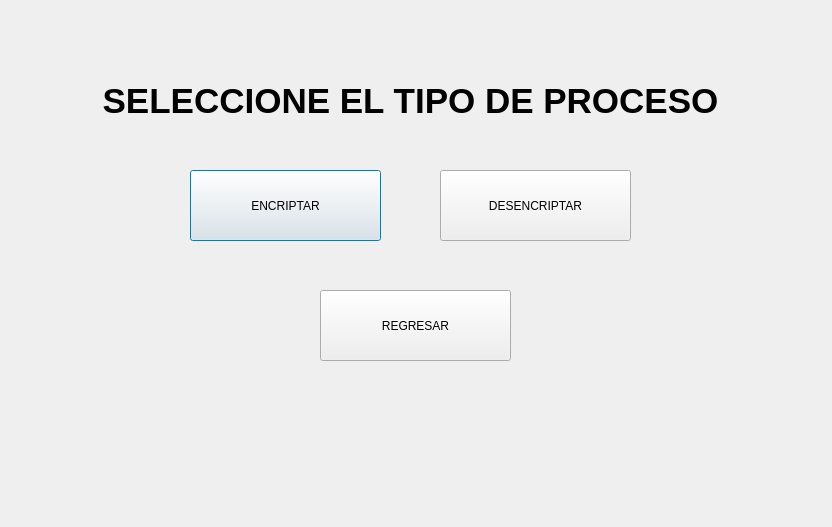
This is cipherApp/frmaccion.ui in DJCC006/cipherApp as Qt 5 draws it before an edit. The edited form follows.
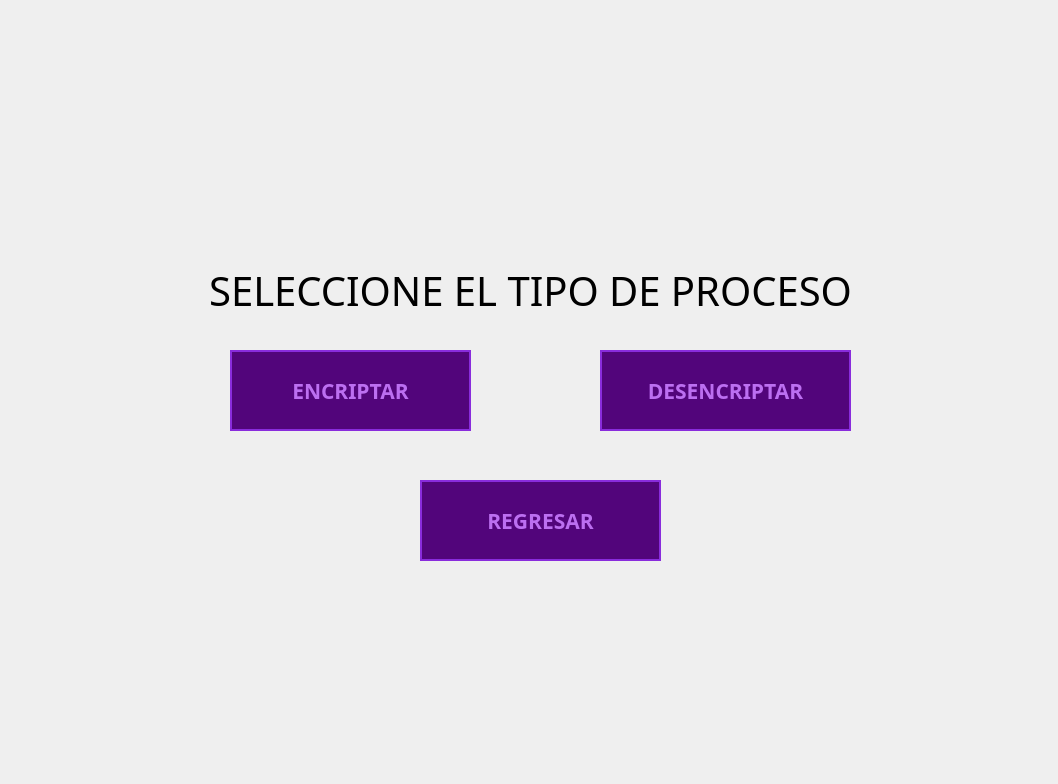
This is the edited form.

```diff
--- a/cipherApp/frmaccion.ui
+++ b/cipherApp/frmaccion.ui
@@ -6,26 +6,61 @@
    <rect>
     <x>0</x>
     <y>0</y>
-    <width>832</width>
-    <height>527</height>
+    <width>1058</width>
+    <height>784</height>
    </rect>
   </property>
   <property name="windowTitle">
    <string>Dialog</string>
   </property>
+  <property name="styleSheet">
+   <string notr="true">QPushButton {
+    background-color: #52057B;
+    color: #BC6FF1;            
+    border: 2px solid #892CDC; 
+    padding: 10px 20px;
+    font-family: VCR OSD Mono;
+    font-weight: bold;
+
+}
+
+QPushButton:hover {
+    background-color: #892CDC; 
+    color: #000000;            
+    border: 2px solid #BC6FF1; 
+}
+
+
+QPushButton:pressed {
+    background-color: #BC6FF1; 
+    color: #000000;
+    border: 2px solid #000000;
+    padding-left: 12px;        
+    padding-top: 12px;
+}
+
+
+
+
+QWidget#centralwidget, QWidget#Form {
+    background-color: #000000; 
+}
+</string>
+  </property>
   <widget class="QLabel" name="label">
    <property name="geometry">
     <rect>
-     <x>-30</x>
-     <y>70</y>
+     <x>90</x>
+     <y>260</y>
      <width>881</width>
      <height>61</height>
     </rect>
    </property>
    <property name="font">
     <font>
-     <pointsize>26</pointsize>
-     <bold>true</bold>
+     <family>VCR OSD Mono</family>
+     <pointsize>30</pointsize>
+     <bold>false</bold>
     </font>
    </property>
    <property name="text">
@@ -38,12 +73,19 @@
   <widget class="QPushButton" name="pushButton">
    <property name="geometry">
     <rect>
-     <x>190</x>
-     <y>170</y>
-     <width>191</width>
-     <height>71</height>
+     <x>230</x>
+     <y>350</y>
+     <width>241</width>
+     <height>81</height>
     </rect>
    </property>
+   <property name="font">
+    <font>
+     <family>VCR OSD Mono</family>
+     <pointsize>16</pointsize>
+     <bold>true</bold>
+    </font>
+   </property>
    <property name="text">
     <string>ENCRIPTAR</string>
    </property>
@@ -51,12 +93,19 @@
   <widget class="QPushButton" name="pushButton_2">
    <property name="geometry">
     <rect>
-     <x>440</x>
-     <y>170</y>
-     <width>191</width>
-     <height>71</height>
+     <x>600</x>
+     <y>350</y>
+     <width>251</width>
+     <height>81</height>
     </rect>
    </property>
+   <property name="font">
+    <font>
+     <family>VCR OSD Mono</family>
+     <pointsize>16</pointsize>
+     <bold>true</bold>
+    </font>
+   </property>
    <property name="text">
     <string>DESENCRIPTAR</string>
    </property>
@@ -64,12 +113,19 @@
   <widget class="QPushButton" name="pushButton_3">
    <property name="geometry">
     <rect>
-     <x>320</x>
-     <y>290</y>
-     <width>191</width>
-     <height>71</height>
+     <x>420</x>
+     <y>480</y>
+     <width>241</width>
+     <height>81</height>
     </rect>
    </property>
+   <property name="font">
+    <font>
+     <family>VCR OSD Mono</family>
+     <pointsize>16</pointsize>
+     <bold>true</bold>
+    </font>
+   </property>
    <property name="text">
     <string>REGRESAR</string>
    </property>
```
